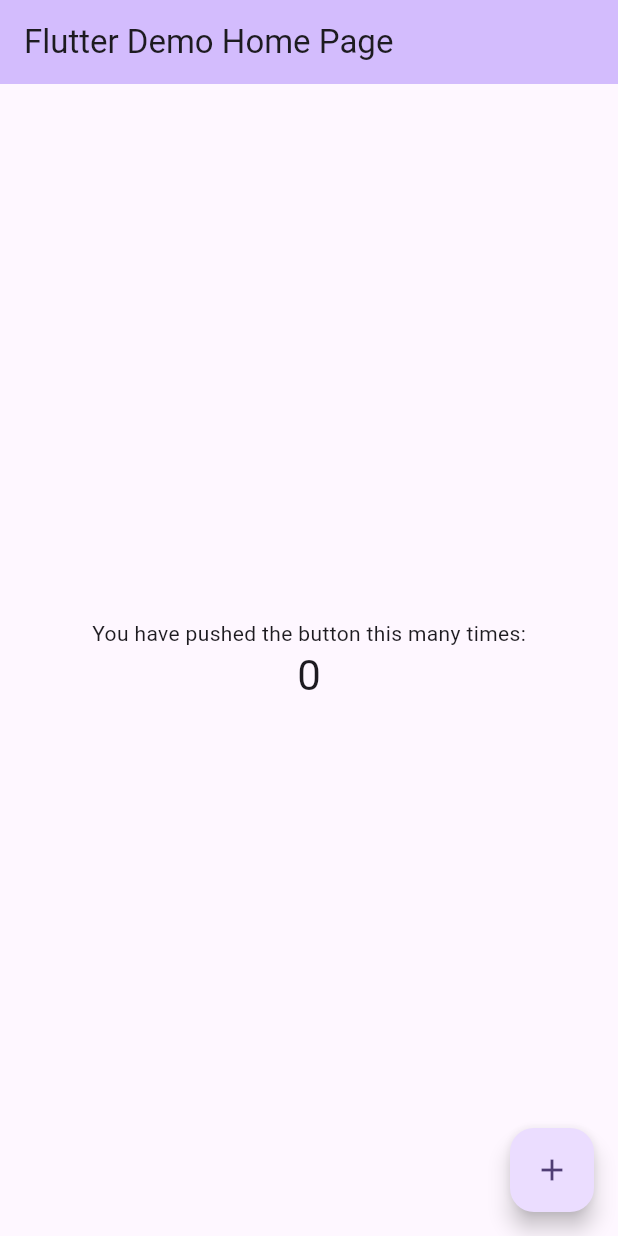
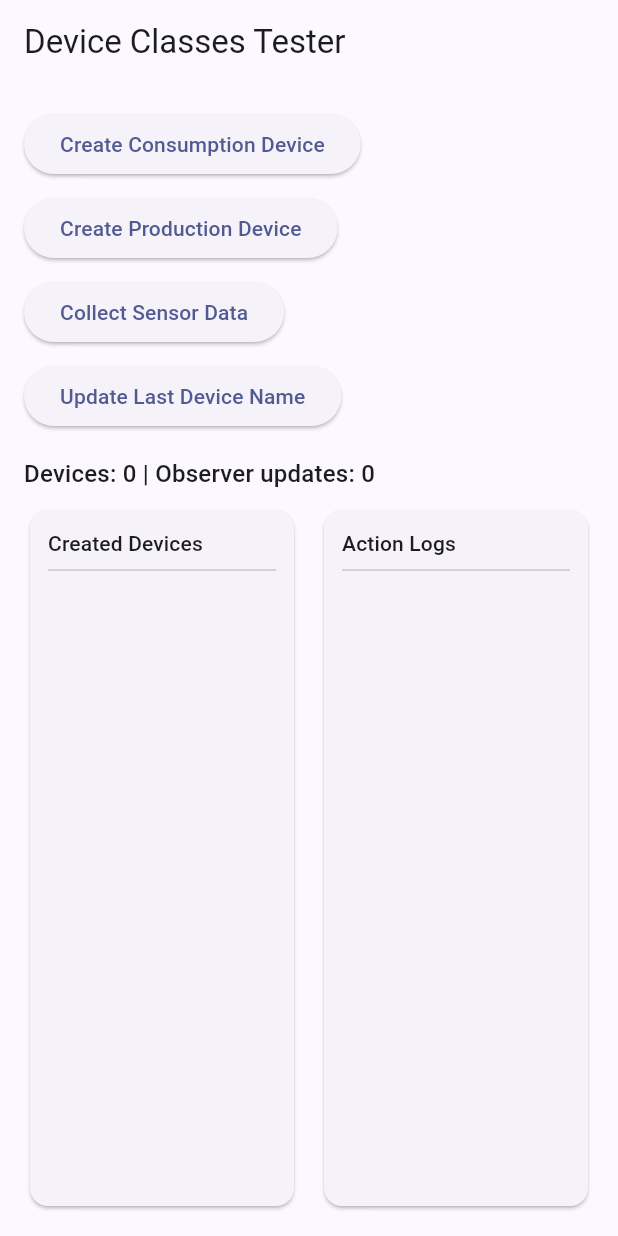
Before and after one commit to luminProject/Lumin_application, a Flutter app: the screen it shows after launch, on a phone screen of 412 x 824 dp. Run offline on Flutter 3.47's test engine with Material 3 defaults, Android fonts, the phone set to English and light mode, and no system bars.

```diff
--- /dev/null
+++ b/lib/Classes/consumption_device.dart
@@ -0,0 +1,26 @@
+import 'device.dart';
+
+class ConsumptionDevice extends Device {
+  double consumptionKwh;
+  final double powerRating;
+
+  ConsumptionDevice({
+    required super.deviceId,
+    required super.deviceName,
+    required super.deviceType,
+    required super.installationDate,
+    required super.userId,
+    required this.consumptionKwh,
+    required this.powerRating,
+  });
+
+  @override
+  String getDeviceInfo() {
+    return 'Consumption Device: $deviceName (type: $deviceType), '
+        'powerRating: $powerRating kW, consumption: $consumptionKwh kWh';
+  }
+
+  double getConsumption() {
+    return consumptionKwh;
+  }
+}
--- a/lib/Classes/device.dart
+++ b/lib/Classes/device.dart
@@ -1 +1,53 @@
-abstract class Device {}
+import 'observer.dart';
+import 'sensor_data_reading.dart';
+
+abstract class Device {
+  final int deviceId;
+  String deviceName;
+  String deviceType;
+  DateTime installationDate;
+  final int userId;
+
+  final List<Observer> observers = [];
+  final List<SensorDataReading> sensorReadings = [];
+
+  Device({
+    required this.deviceId,
+    required this.deviceName,
+    required this.deviceType,
+    required this.installationDate,
+    required this.userId,
+  });
+
+  void collectSensorData(double kwh) {
+    sensorReadings.add(
+      SensorDataReading(
+        timestamp: DateTime.now(),
+        deviceId: deviceId,
+        kwh: kwh,
+      ),
+    );
+    notifyObservers();
+  }
+
+  String getDeviceInfo();
+
+  void updateDeviceInfo(String newValue) {
+    deviceName = newValue;
+    notifyObservers();
+  }
+
+  void attach(Observer observer) {
+    observers.add(observer);
+  }
+
+  void detach(Observer observer) {
+    observers.remove(observer);
+  }
+
+  void notifyObservers() {
+    for (final observer in observers) {
+      observer.update(this);
+    }
+  }
+}
--- /dev/null
+++ b/lib/Classes/device_factory.dart
@@ -0,0 +1,41 @@
+import 'consumption_device.dart';
+import 'device.dart';
+import 'production_device.dart';
+
+class DeviceFactory {
+  Device createDevice({
+    required String name,
+    required String type,
+    required int deviceId,
+    required int userId,
+    DateTime? installationDate,
+    double initialKwh = 0,
+    double powerRating = 0,
+  }) {
+    final installedAt = installationDate ?? DateTime.now();
+
+    switch (type.toLowerCase()) {
+      case 'consumption':
+        return ConsumptionDevice(
+          deviceId: deviceId,
+          deviceName: name,
+          deviceType: type,
+          installationDate: installedAt,
+          userId: userId,
+          consumptionKwh: initialKwh,
+          powerRating: powerRating,
+        );
+      case 'production':
+        return ProductionDevice(
+          deviceId: deviceId,
+          deviceName: name,
+          deviceType: type,
+          installationDate: installedAt,
+          userId: userId,
+          productionKwh: initialKwh,
+        );
+      default:
+        throw ArgumentError('Unknown device type: $type');
+    }
+  }
+}
--- /dev/null
+++ b/lib/Classes/observer.dart
@@ -0,0 +1,5 @@
+import 'device.dart';
+
+abstract class Observer {
+  void update(Device device);
+}
--- /dev/null
+++ b/lib/Classes/production_device.dart
@@ -0,0 +1,24 @@
+import 'device.dart';
+
+class ProductionDevice extends Device {
+  double productionKwh;
+
+  ProductionDevice({
+    required super.deviceId,
+    required super.deviceName,
+    required super.deviceType,
+    required super.installationDate,
+    required super.userId,
+    required this.productionKwh,
+  });
+
+  @override
+  String getDeviceInfo() {
+    return 'Production Device: $deviceName (type: $deviceType), '
+        'production: $productionKwh kWh';
+  }
+
+  double getProduction() {
+    return productionKwh;
+  }
+}
--- /dev/null
+++ b/lib/Classes/sensor_data_reading.dart
@@ -0,0 +1,15 @@
+class SensorDataReading {
+  final DateTime timestamp;
+  final int deviceId;
+  final double kwh;
+
+  SensorDataReading({
+    required this.timestamp,
+    required this.deviceId,
+    required this.kwh,
+  });
+
+  String readData() {
+    return 'timestamp: $timestamp, deviceId: $deviceId, kwh: $kwh';
+  }
+}
--- a/lib/main.dart
+++ b/lib/main.dart
@@ -1,4 +1,5 @@
 import 'package:flutter/material.dart';
+import 'package:lumin_application/screens/device_class_tester_screen.dart';
 
 void main() {
   runApp(const MyApp());
@@ -7,116 +8,15 @@ void main() {
 class MyApp extends StatelessWidget {
   const MyApp({super.key});
 
-  // This widget is the root of your application.
   @override
   Widget build(BuildContext context) {
     return MaterialApp(
-      title: 'Flutter Demo',
+      title: 'Lumin Device Tester',
       theme: ThemeData(
-        // This is the theme of your application.
-        //
-        // TRY THIS: Try running your application with "flutter run". You'll see
-        // the application has a purple toolbar. Then, without quitting the app,
-        // try changing the seedColor in the colorScheme below to Colors.green
-        // and then invoke "hot reload" (save your changes or press the "hot
-        // reload" button in a Flutter-supported IDE, or press "r" if you used
-        // the command line to start the app).
-        //
-        // Notice that the counter didn't reset back to zero; the application
-        // state is not lost during the reload. To reset the state, use hot
-        // restart instead.
-        //
-        // This works for code too, not just values: Most code changes can be
-        // tested with just a hot reload.
-        colorScheme: ColorScheme.fromSeed(seedColor: Colors.deepPurple),
+        colorScheme: ColorScheme.fromSeed(seedColor: Colors.indigo),
+        useMaterial3: true,
       ),
-      home: const MyHomePage(title: 'Flutter Demo Home Page'),
+      home: const DeviceClassTesterScreen(),
     );
   }
 }
-
-class MyHomePage extends StatefulWidget {
-  const MyHomePage({super.key, required this.title});
-
-  // This widget is the home page of your application. It is stateful, meaning
-  // that it has a State object (defined below) that contains fields that affect
-  // how it looks.
-
-  // This class is the configuration for the state. It holds the values (in this
-  // case the title) provided by the parent (in this case the App widget) and
-  // used by the build method of the State. Fields in a Widget subclass are
-  // always marked "final".
-
-  final String title;
-
-  @override
-  State<MyHomePage> createState() => _MyHomePageState();
-}
-
-class _MyHomePageState extends State<MyHomePage> {
-  int _counter = 0;
-
-  void _incrementCounter() {
-    setState(() {
-      // This call to setState tells the Flutter framework that something has
-      // changed in this State, which causes it to rerun the build method below
-      // so that the display can reflect the updated values. If we changed
-      // _counter without calling setState(), then the build method would not be
-      // called again, and so nothing would appear to happen.
-      _counter++;
-    });
-  }
-
-  @override
-  Widget build(BuildContext context) {
-    // This method is rerun every time setState is called, for instance as done
-    // by the _incrementCounter method above.
-    //
-    // The Flutter framework has been optimized to make rerunning build methods
-    // fast, so that you can just rebuild anything that needs updating rather
-    // than having to individually change instances of widgets.
-    return Scaffold(
-      appBar: AppBar(
-        // TRY THIS: Try changing the color here to a specific color (to
-        // Colors.amber, perhaps?) and trigger a hot reload to see the AppBar
-        // change color while the other colors stay the same.
-        backgroundColor: Theme.of(context).colorScheme.inversePrimary,
-        // Here we take the value from the MyHomePage object that was created by
-        // the App.build method, and use it to set our appbar title.
-        title: Text(widget.title),
-      ),
-      body: Center(
-        // Center is a layout widget. It takes a single child and positions it
-        // in the middle of the parent.
-        child: Column(
-          // Column is also a layout widget. It takes a list of children and
-          // arranges them vertically. By default, it sizes itself to fit its
-          // children horizontally, and tries to be as tall as its parent.
-          //
-          // Column has various properties to control how it sizes itself and
-          // how it positions its children. Here we use mainAxisAlignment to
-          // center the children vertically; the main axis here is the vertical
-          // axis because Columns are vertical (the cross axis would be
-          // horizontal).
-          //
-          // TRY THIS: Invoke "debug painting" (choose the "Toggle Debug Paint"
-          // action in the IDE, or press "p" in the console), to see the
-          // wireframe for each widget.
-          mainAxisAlignment: MainAxisAlignment.center,
-          children: <Widget>[
-            const Text('You have pushed the button this many times:'),
-            Text(
-              '$_counter',
-              style: Theme.of(context).textTheme.headlineMedium,
-            ),
-          ],
-        ),
-      ),
-      floatingActionButton: FloatingActionButton(
-        onPressed: _incrementCounter,
-        tooltip: 'Increment',
-        child: const Icon(Icons.add),
-      ), // This trailing comma makes auto-formatting nicer for build methods.
-    );
-  }
-}
--- /dev/null
+++ b/lib/screens/device_class_tester_screen.dart
@@ -0,0 +1,221 @@
+import 'package:flutter/material.dart';
+import 'package:lumin_application/Classes/consumption_device.dart';
+import 'package:lumin_application/Classes/device.dart';
+import 'package:lumin_application/Classes/device_factory.dart';
+import 'package:lumin_application/Classes/observer.dart';
+import 'package:lumin_application/Classes/production_device.dart';
+
+class DeviceClassTesterScreen extends StatefulWidget {
+  const DeviceClassTesterScreen({super.key});
+
+  @override
+  State<DeviceClassTesterScreen> createState() => _DeviceClassTesterScreenState();
+}
+
+class _DeviceClassTesterScreenState extends State<DeviceClassTesterScreen> {
+  final DeviceFactory _factory = DeviceFactory();
+  final _DeviceObserverLogger _observer = _DeviceObserverLogger();
+
+  final List<Device> _devices = [];
+  final List<String> _logs = [];
+
+  void _createConsumptionDevice() {
+    final id = _devices.length + 1;
+    final device = _factory.createDevice(
+      name: 'AC Unit $id',
+      type: 'consumption',
+      deviceId: id,
+      userId: 1,
+      initialKwh: 0,
+      powerRating: 1.8,
+    );
+
+    device.attach(_observer);
+    setState(() {
+      _devices.add(device);
+      _logs.add('Created consumption device: ${device.getDeviceInfo()}');
+    });
+  }
+
+  void _createProductionDevice() {
+    final id = _devices.length + 1;
+    final device = _factory.createDevice(
+      name: 'Solar Panel $id',
+      type: 'production',
+      deviceId: id,
+      userId: 1,
+      initialKwh: 0,
+    );
+
+    device.attach(_observer);
+    setState(() {
+      _devices.add(device);
+      _logs.add('Created production device: ${device.getDeviceInfo()}');
+    });
+  }
+
+  void _collectReading() {
+    if (_devices.isEmpty) {
+      setState(() {
+        _logs.add('No devices available. Create one first.');
+      });
+      return;
+    }
+
+    final device = _devices.last;
+    final reading = (_observer.updateCount + 1) * 0.75;
+
+    device.collectSensorData(reading);
+
+    setState(() {
+      _logs.add(
+        'Collected reading ${reading.toStringAsFixed(2)} kWh '
+        'for ${device.deviceName}. Total readings: ${device.sensorReadings.length}',
+      );
+      _logs.add('Observer updates: ${_observer.updateCount}');
+    });
+  }
+
+  void _renameLastDevice() {
+    if (_devices.isEmpty) {
+      setState(() {
+        _logs.add('No devices available to rename.');
+      });
+      return;
+    }
+
+    final device = _devices.last;
+    final newName = '${device.deviceName} (Updated)';
+    device.updateDeviceInfo(newName);
+
+    setState(() {
+      _logs.add('Renamed last device to: $newName');
+      _logs.add('Observer updates: ${_observer.updateCount}');
+    });
+  }
+
+  String _deviceSubtype(Device device) {
+    if (device is ConsumptionDevice) {
+      return 'Consumption | ${device.getConsumption()} kWh';
+    }
+    if (device is ProductionDevice) {
+      return 'Production | ${device.getProduction()} kWh';
+    }
+    return 'Unknown';
+  }
+
+  @override
+  Widget build(BuildContext context) {
+    return Scaffold(
+      appBar: AppBar(
+        title: const Text('Device Classes Tester'),
+      ),
+      body: Padding(
+        padding: const EdgeInsets.all(16),
+        child: Column(
+          crossAxisAlignment: CrossAxisAlignment.start,
+          children: [
+            Wrap(
+              spacing: 8,
+              runSpacing: 8,
+              children: [
+                ElevatedButton(
+                  onPressed: _createConsumptionDevice,
+                  child: const Text('Create Consumption Device'),
+                ),
+                ElevatedButton(
+                  onPressed: _createProductionDevice,
+                  child: const Text('Create Production Device'),
+                ),
+                ElevatedButton(
+                  onPressed: _collectReading,
+                  child: const Text('Collect Sensor Data'),
+                ),
+                ElevatedButton(
+                  onPressed: _renameLastDevice,
+                  child: const Text('Update Last Device Name'),
+                ),
+              ],
+            ),
+            const SizedBox(height: 16),
+            Text(
+              'Devices: ${_devices.length} | Observer updates: ${_observer.updateCount}',
+              style: Theme.of(context).textTheme.titleMedium,
+            ),
+            const SizedBox(height: 8),
+            Expanded(
+              child: Row(
+                children: [
+                  Expanded(
+                    child: _Panel(
+                      title: 'Created Devices',
+                      child: ListView.builder(
+                        itemCount: _devices.length,
+                        itemBuilder: (context, index) {
+                          final device = _devices[index];
+                          return ListTile(
+                            dense: true,
+                            title: Text(device.deviceName),
+                            subtitle: Text(
+                              'ID: ${device.deviceId} | ${_deviceSubtype(device)}',
+                            ),
+                          );
+                        },
+                      ),
+                    ),
+                  ),
+                  const SizedBox(width: 12),
+                  Expanded(
+                    child: _Panel(
+                      title: 'Action Logs',
+                      child: ListView.builder(
+                        itemCount: _logs.length,
+                        itemBuilder: (context, index) => ListTile(
+                          dense: true,
+                          title: Text(_logs[index]),
+                        ),
+                      ),
+                    ),
+                  ),
+                ],
+              ),
+            ),
+          ],
+        ),
+      ),
+    );
+  }
+}
+
+class _Panel extends StatelessWidget {
+  final String title;
+  final Widget child;
+
+  const _Panel({required this.title, required this.child});
+
+  @override
+  Widget build(BuildContext context) {
+    return Card(
+      child: Padding(
+        padding: const EdgeInsets.all(12),
+        child: Column(
+          crossAxisAlignment: CrossAxisAlignment.start,
+          children: [
+            Text(title, style: Theme.of(context).textTheme.titleSmall),
+            const Divider(),
+            Expanded(child: child),
+          ],
+        ),
+      ),
+    );
+  }
+}
+
+class _DeviceObserverLogger implements Observer {
+  int updateCount = 0;
+
+  @override
+  void update(Device device) {
+    updateCount++;
+  }
+}
```
Also changed, not shown: 2 other files.
